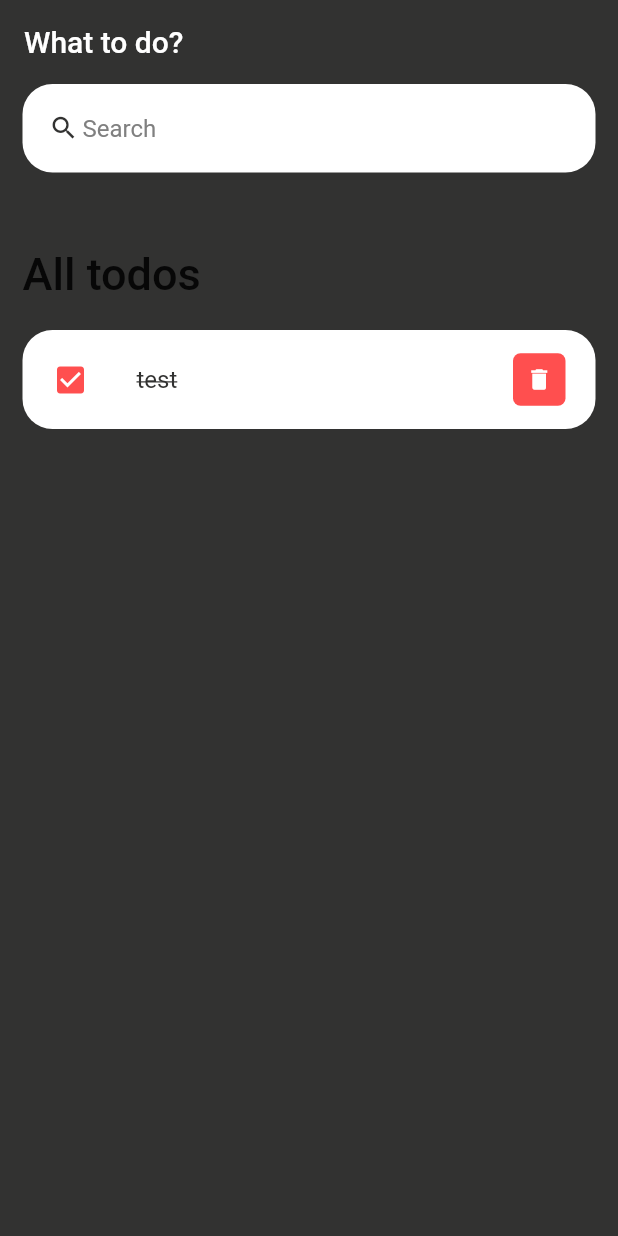
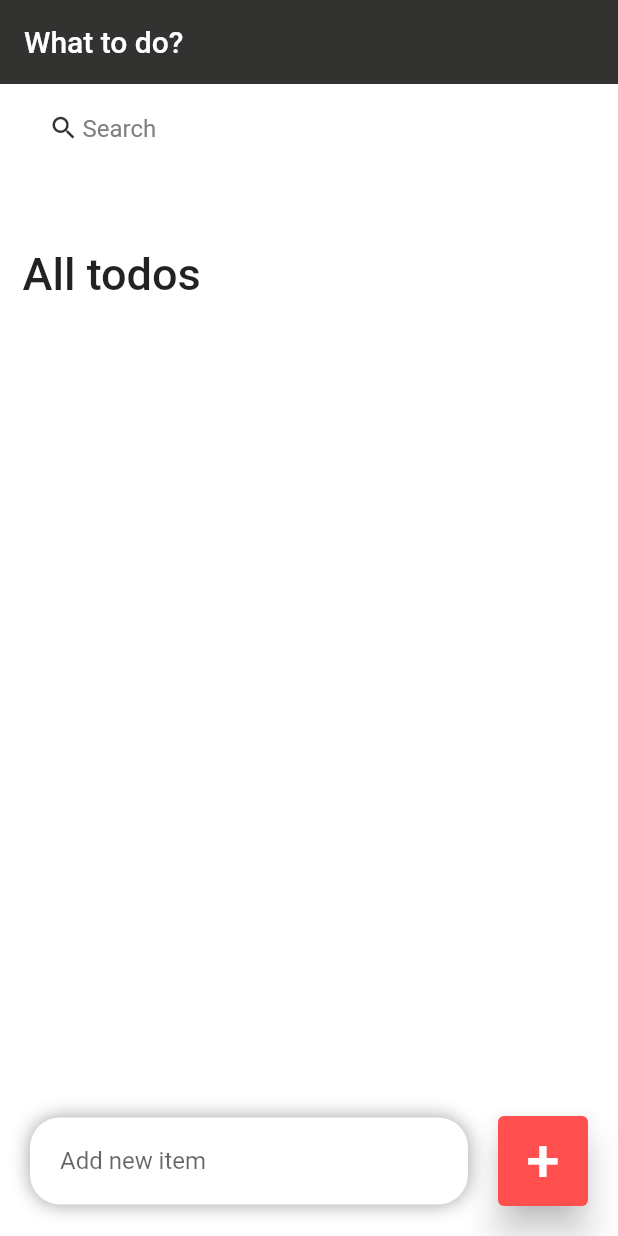
Before and after one commit to riqi3/ToDo-List, a Flutter app: the screen it shows after launch, on a phone screen of 412 x 824 dp. Run offline on Flutter 3.47's test engine with Material 2 defaults, Android fonts, the phone set to English and light mode, and no system bars.

Commit message:
2nd commit

```diff
--- a/lib/models/todo.dart
+++ b/lib/models/todo.dart
@@ -9,4 +9,7 @@ class ToDo{
     this.isDone = false,
   });
 
+  static List<ToDo> todoList(){
+	return [];
 }
+}
--- a/lib/screens/home.dart
+++ b/lib/screens/home.dart
@@ -2,23 +2,35 @@ import 'package:flutter/material.dart';
 import 'package:flutter/src/widgets/container.dart';
 import 'package:flutter/src/widgets/framework.dart';
 import '../constants/colors.dart';
+import '../models/todo.dart';
 import '../widgets/todo_item.dart';
 
-
 class HomeScreen extends StatefulWidget {
-  const HomeScreen({super.key});
+  HomeScreen({Key? key}) : super(key: key);
 
   @override
   State<HomeScreen> createState() => HomeScreenState();
 }
 
 class HomeScreenState extends State<HomeScreen> {
+  final todosList = ToDo.todoList();
+  List<ToDo> _foundToDo = [];
+  final _todoController = TextEditingController();
+
+  @override
+  void initState() {
+    _foundToDo = todosList;
+    super.initState();
+  }
+
   @override
   Widget build(BuildContext context) {
     return Scaffold(
-      backgroundColor: black1,
+      backgroundColor: bg,
       appBar: _buildAppBar(),
-      body: Container(
+      body: Stack(
+        children: [
+          Container(
             padding: EdgeInsets.symmetric(horizontal: 15),
             child: Column(
               children: [
@@ -30,17 +42,118 @@ class HomeScreenState extends State<HomeScreen> {
                         margin: EdgeInsets.only(top: 50, bottom: 20),
                         child: Text(
                           'All todos',
-                      style: TextStyle(fontSize: 30, fontWeight: FontWeight.w500),
+                          style: TextStyle(
+                              fontSize: 30, fontWeight: FontWeight.w500),
                         ),
                       ),
-                  ToDoItem(),
+                      for (ToDo todoo in _foundToDo)
+                        ToDoItem(
+                          todo: todoo,
+                          onToDoChanged: _handleToDoChange,
+                          onDeleteItem: _deleteToDoItem,
+                        ),
                     ],
                   ),
                 )
               ],
             ),
           ),
+          Align(
+            alignment: Alignment.bottomCenter,
+            child: Row(
+              children: [
+                Expanded(
+                  child: Container(
+                    margin: EdgeInsets.only(bottom: 20, right: 20, left: 20),
+                    padding: EdgeInsets.symmetric(horizontal: 20, vertical: 5),
+                    decoration: BoxDecoration(
+                      color: Colors.white,
+                      boxShadow: const [
+                        BoxShadow(
+                          color: Colors.grey,
+                          offset: Offset(0.0, 0.0),
+                          blurRadius: 10.0,
+                          spreadRadius: 0.0,
+                        ),
+                      ],
+                      borderRadius: BorderRadius.circular(20),
+                    ),
+                    child: TextField(
+                      controller: _todoController,
+                      decoration: InputDecoration(
+                        hintText: 'Add new item',
+                        border: InputBorder.none,
+                      ),
+                    ),
+                  ),
+                ),
+                Container(
+                  margin: EdgeInsets.only(
+                    bottom: 20,
+                    right: 20,
+                  ),
+                  child: ElevatedButton(
+                    child: Text(
+                      '+',
+                      style: TextStyle(
+                        fontSize: 40,
+                      ),
+                    ),
+                    onPressed: () {
+                      _addToDoItem(_todoController.text);
+                    },
+                    style: ElevatedButton.styleFrom(
+                      primary: red,
+                      minimumSize: Size(60, 60),
+                      elevation: 10,
+                    ),
+                  ),
+                )
+              ],
+            ),
+          )
+        ],
+      ),
     );
+  }
+
+  void _handleToDoChange(ToDo todo) {
+    setState(() {
+      todo.isDone = !todo.isDone;
+    });
+  }
+
+  void _deleteToDoItem(String id) {
+    setState(() {
+      todosList.removeWhere((item) => item.id == id);
+    });
+  }
+
+  void _addToDoItem(String todo) {
+    setState(() {
+      todosList.add(ToDo(
+        id: DateTime.now().millisecondsSinceEpoch.toString(),
+        todoText: todo,
+      ));
+    });
+    _todoController.clear();
+  }
+
+  void _searchTodo(String inputKeyword) {
+          List<ToDo> results = [];
+      if (inputKeyword.isEmpty) {
+        results = todosList;
+      } else {
+        results = todosList
+            .where((item) => item.todoText!
+                .toLowerCase()
+                .contains(inputKeyword.toLowerCase()))
+            .toList();
+      }
+
+    setState(() {
+      _foundToDo = results;
+    });
   }
 
   Widget searchBox() {
@@ -49,6 +162,7 @@ class HomeScreenState extends State<HomeScreen> {
       decoration:
           BoxDecoration(color: bg, borderRadius: BorderRadius.circular(20)),
       child: TextField(
+        onChanged: (value) => _searchTodo(value),
         decoration: InputDecoration(
           contentPadding: EdgeInsets.all(20),
           prefixIcon: Icon(
```
Also changed, not shown: lib/widgets/todo_item.dart (+17 -6 lines). Lines whose indentation alone changed are shown as unchanged.
